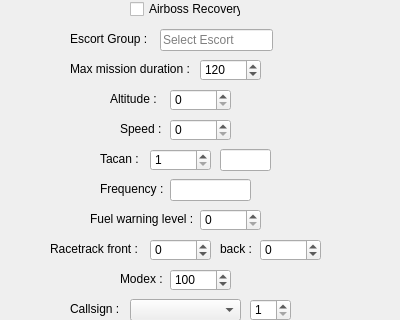
JTFF-applications/Templateator2000, file Templateator2000/Windows/TankerWindow.ui: the form before one commit; both pictures show x 0 to 400 and y 271 to 591 of the 400 by 720 pixel window.
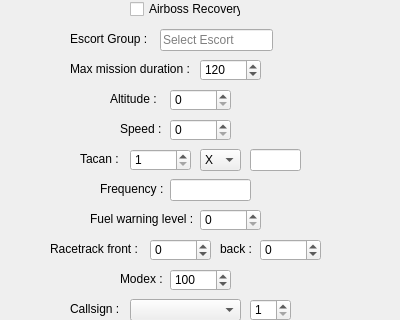
The form after the commit.

Commit message: Utilities/Models/Windows: Finish tanker

```diff
--- a/Templateator2000/Windows/TankerWindow.ui
+++ b/Templateator2000/Windows/TankerWindow.ui
@@ -323,7 +323,7 @@
   <widget class="QLabel" name="tacan_label">
    <property name="geometry">
     <rect>
-     <x>100</x>
+     <x>80</x>
      <y>420</y>
      <width>41</width>
      <height>20</height>
@@ -336,7 +336,7 @@
   <widget class="QSpinBox" name="tacan">
    <property name="geometry">
     <rect>
-     <x>150</x>
+     <x>130</x>
      <y>420</y>
      <width>61</width>
      <height>22</height>
@@ -358,7 +358,7 @@
   <widget class="QLineEdit" name="tacan_morse">
    <property name="geometry">
     <rect>
-     <x>220</x>
+     <x>250</x>
      <y>420</y>
      <width>51</width>
      <height>22</height>
@@ -702,6 +702,26 @@
     <string>Select Tanker Group</string>
    </property>
   </widget>
+  <widget class="QComboBox" name="tacan_band">
+   <property name="geometry">
+    <rect>
+     <x>200</x>
+     <y>420</y>
+     <width>41</width>
+     <height>22</height>
+    </rect>
+   </property>
+   <item>
+    <property name="text">
+     <string>X</string>
+    </property>
+   </item>
+   <item>
+    <property name="text">
+     <string>Y</string>
+    </property>
+   </item>
+  </widget>
  </widget>
  <layoutdefault spacing="6" margin="11"/>
  <resources/>
```
The commit also changes 7 other files.
